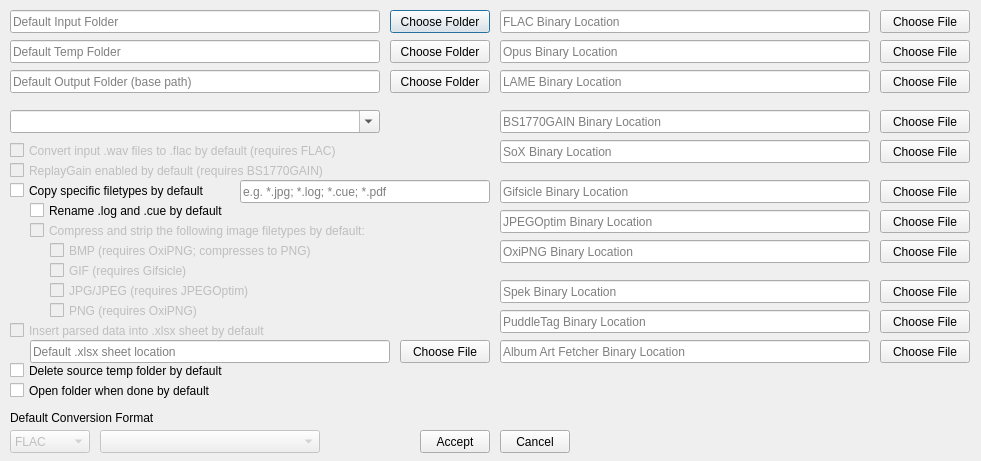
AustinSHend/qMusicImportKit, file Source/settingswindow.ui: the form before one commit.
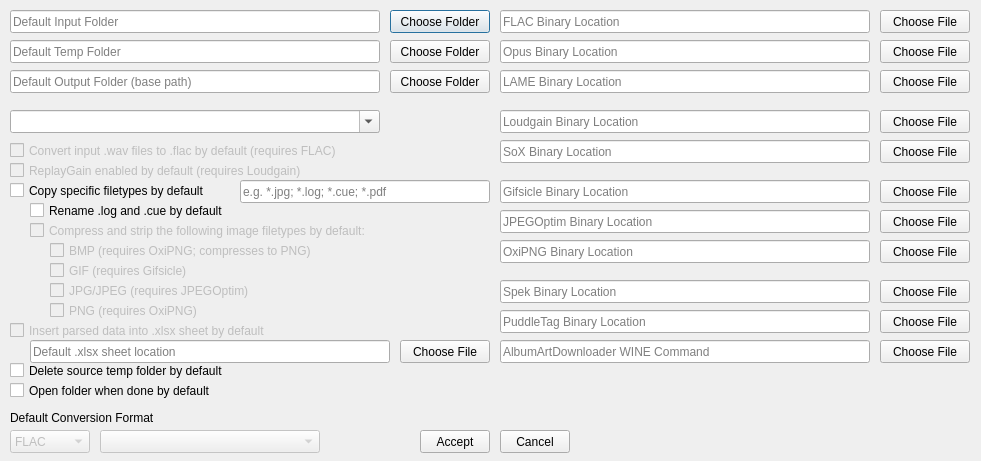
The form after the commit.

Commit message: Added Loudgain support, removed BS1770GAIN support, added AlbumArtDownloader support for Linux, and reworked grabbing the user's PATH variable to work with most/all shells

Diff of the .ui file:
```diff
--- a/Source/settingswindow.ui
+++ b/Source/settingswindow.ui
@@ -171,7 +171,7 @@
     </rect>
    </property>
    <property name="placeholderText">
-    <string>Album Art Fetcher Binary Location</string>
+    <string>AlbumArtDownloader WINE Command</string>
    </property>
   </widget>
   <widget class="QLineEdit" name="DefaultSpectrogramAnalysisLineEdit">
@@ -364,7 +364,7 @@
     </rect>
    </property>
    <property name="text">
-    <string>ReplayGain enabled by default (requires BS1770GAIN)</string>
+    <string>ReplayGain enabled by default (requires Loudgain)</string>
    </property>
   </widget>
   <widget class="QCheckBox" name="DefaultCopySpecificFileTypesCheckBox">
@@ -543,8 +543,11 @@
      <height>23</height>
     </rect>
    </property>
+   <property name="readOnly">
+    <bool>false</bool>
+   </property>
    <property name="placeholderText">
-    <string>BS1770GAIN Binary Location</string>
+    <string>Loudgain Binary Location</string>
    </property>
   </widget>
   <widget class="QPushButton" name="DefaultBS1770GAINFileChooserButton">
```
Left out of the diff: 76 changed lines with no effect on the pictures. The commit also changes 10 other files.
